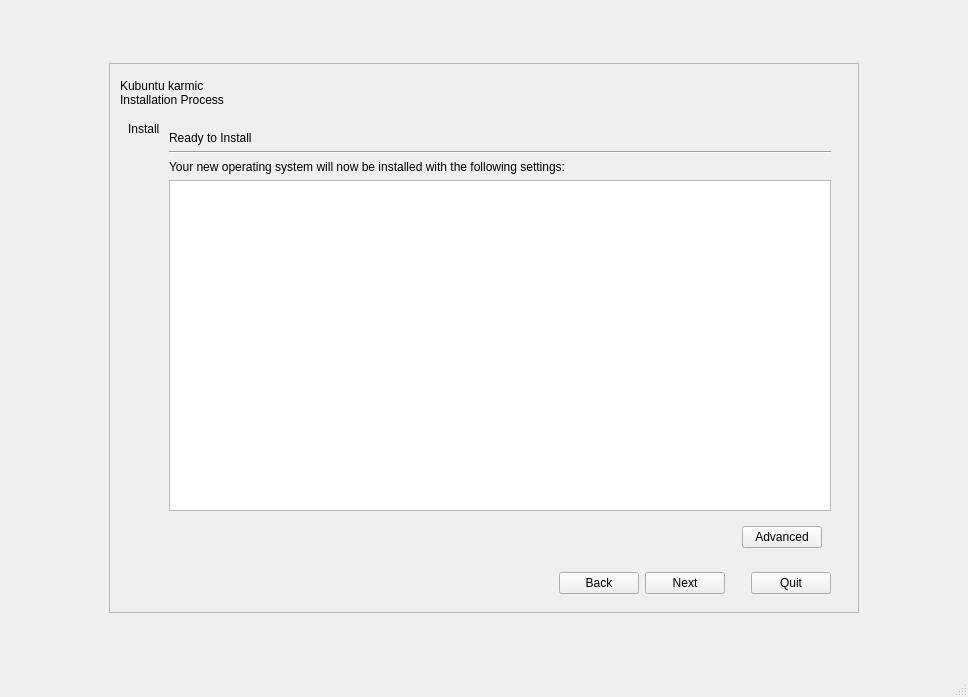
chenhan1218/ubiquity, file gui/qt/app.ui: the form before one commit.
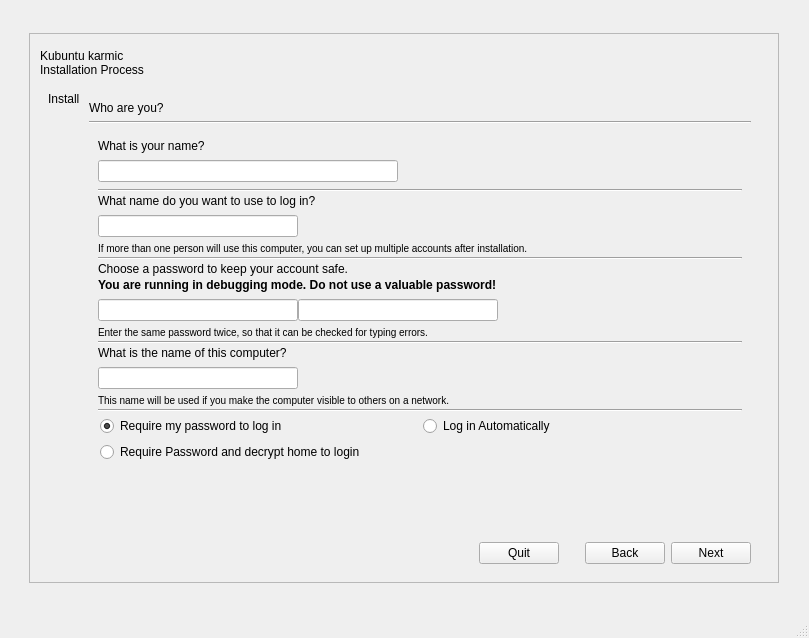
The form after the commit. The open tabs and pages were chosen to show the change. Icons and pictures are not drawn. Custom widgets are drawn as their Qt base class.

```diff
--- a/gui/qt/app.ui
+++ b/gui/qt/app.ui
@@ -6,8 +6,8 @@
    <rect>
     <x>0</x>
     <y>0</y>
-    <width>968</width>
-    <height>697</height>
+    <width>809</width>
+    <height>638</height>
    </rect>
   </property>
   <property name="windowTitle">
@@ -112,19 +112,9 @@
                  </spacer>
                 </item>
                 <item>
-                 <widget class="QPushButton" name="back">
+                 <widget class="QPushButton" name="quit">
                   <property name="text">
-                   <string>Back</string>
-                  </property>
-                  <property name="autoDefault">
-                   <bool>true</bool>
-                  </property>
-                 </widget>
-                </item>
-                <item>
-                 <widget class="QPushButton" name="next">
-                  <property name="text">
-                   <string>Next</string>
+                   <string>Quit</string>
                   </property>
                   <property name="autoDefault">
                    <bool>true</bool>
@@ -148,9 +138,19 @@
                  </spacer>
                 </item>
                 <item>
-                 <widget class="QPushButton" name="quit">
+                 <widget class="QPushButton" name="back">
                   <property name="text">
-                   <string>Quit</string>
+                   <string>Back</string>
+                  </property>
+                  <property name="autoDefault">
+                   <bool>true</bool>
+                  </property>
+                 </widget>
+                </item>
+                <item>
+                 <widget class="QPushButton" name="next">
+                  <property name="text">
+                   <string>Next</string>
                   </property>
                   <property name="autoDefault">
                    <bool>true</bool>
@@ -959,60 +959,6 @@
                  </item>
                 </layout>
                </widget>
-               <widget class="QWidget" name="stepReady">
-                <layout class="QVBoxLayout" name="verticalLayout_8">
-                 <item>
-                  <widget class="QLabel" name="ready_heading_label">
-                   <property name="text">
-                    <string>Ready to Install</string>
-                   </property>
-                  </widget>
-                 </item>
-                 <item>
-                  <widget class="Line" name="line_12">
-                   <property name="orientation">
-                    <enum>Qt::Horizontal</enum>
-                   </property>
-                  </widget>
-                 </item>
-                 <item>
-                  <widget class="QLabel" name="ready_description_label">
-                   <property name="text">
-                    <string>Your new operating system will now be installed with the following settings:</string>
-                   </property>
-                  </widget>
-                 </item>
-                 <item>
-                  <widget class="QTextEdit" name="ready_text"/>
-                 </item>
-                 <item>
-                  <widget class="QWidget" name="widget_5" native="true">
-                   <layout class="QHBoxLayout" name="horizontalLayout_7">
-                    <item>
-                     <spacer name="horizontalSpacer_15">
-                      <property name="orientation">
-                       <enum>Qt::Horizontal</enum>
-                      </property>
-                      <property name="sizeHint" stdset="0">
-                       <size>
-                        <width>40</width>
-                        <height>20</height>
-                       </size>
-                      </property>
-                     </spacer>
-                    </item>
-                    <item>
-                     <widget class="QPushButton" name="advanced_button">
-                      <property name="text">
-                       <string>Advanced</string>
-                      </property>
-                     </widget>
-                    </item>
-                   </layout>
-                  </widget>
-                 </item>
-                </layout>
-               </widget>
               </widget>
              </item>
             </layout>
```
Left out of the diff: 7 changed lines with no effect on the pictures.
